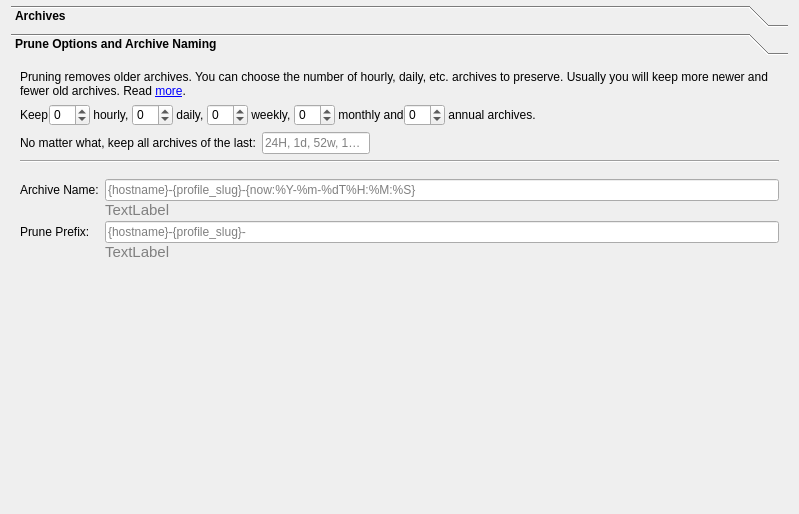
First picture: the form in src/vorta/assets/UI/archivetab.ui, repository borgbase/vorta, before the edit.
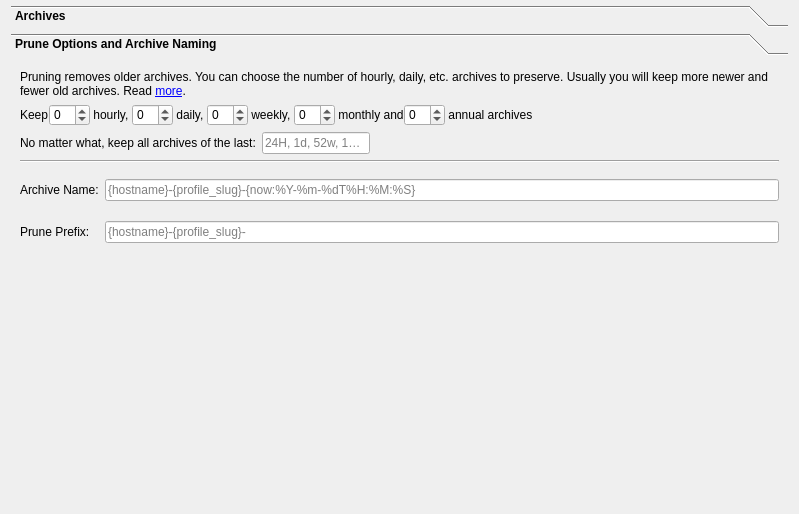
Second picture: the form after the edit. The open tabs and pages were chosen to show the change. Icons and pictures are not drawn.

Patch:
```diff
--- a/src/vorta/assets/UI/archivetab.ui
+++ b/src/vorta/assets/UI/archivetab.ui
@@ -331,7 +331,7 @@
          <item>
           <widget class="QLabel" name="label_10">
            <property name="text">
-            <string> annual archives.</string>
+            <string> annual archives</string>
            </property>
            <property name="openExternalLinks">
             <bool>true</bool>
@@ -438,9 +438,6 @@
            <property name="styleSheet">
             <string notr="true">color: grey</string>
            </property>
-           <property name="text">
-            <string>TextLabel</string>
-           </property>
            <property name="alignment">
             <set>Qt::AlignLeading|Qt::AlignLeft|Qt::AlignTop</set>
            </property>
@@ -476,9 +473,6 @@
            <property name="styleSheet">
             <string notr="true">color: grey</string>
            </property>
-           <property name="text">
-            <string>TextLabel</string>
-           </property>
            <property name="margin">
             <number>1</number>
            </property>
```
Left out of the diff: 2 changed lines with no effect on the pictures.
